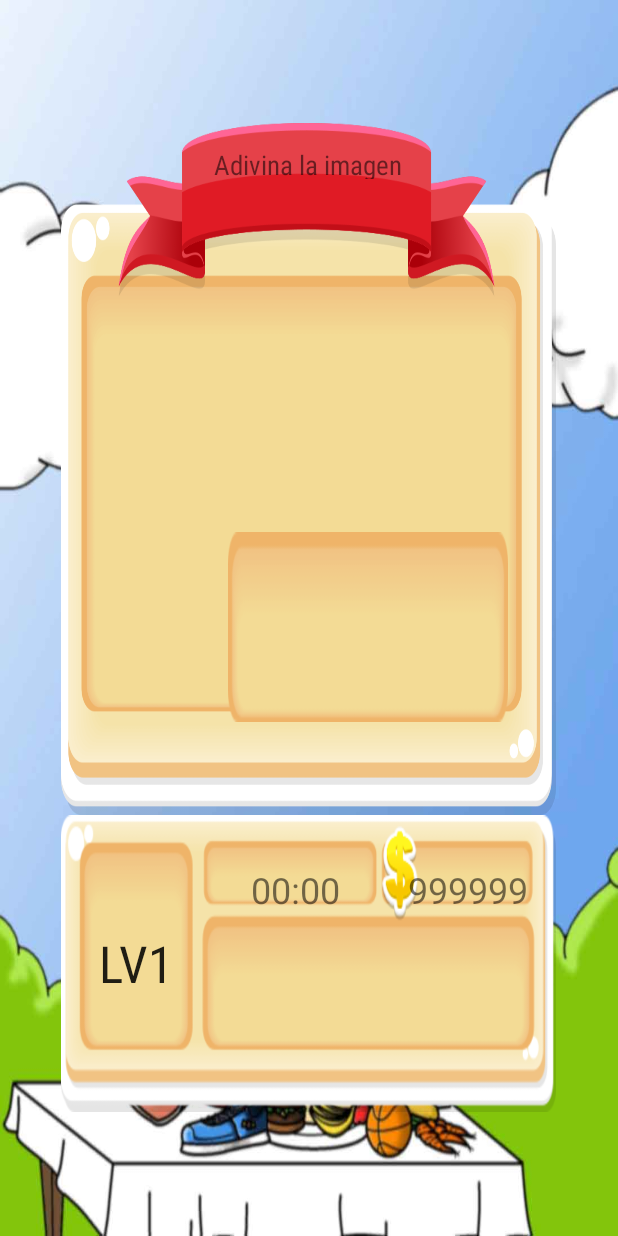
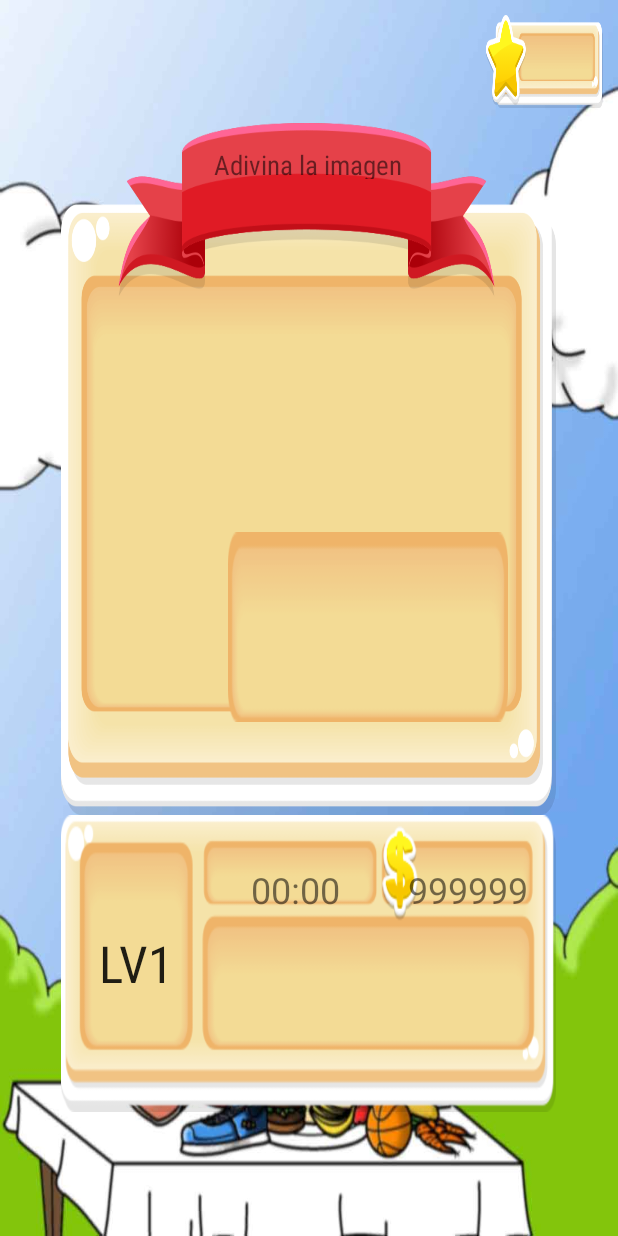
Before and after one commit to AlbertoC92/Mens-Fervida-Project, an Android app: the layout layout_pregunta_imagen1.xml on its own in the app's theme, with its tools: preview values and no code run, on a phone screen of 412 x 824 dp. Run offline under Robolectric (Android 15) with nearby library versions, the phone set to English and light mode, and no system bars.

Commit message:
PreguntaImagenAngel

```diff
--- a/app/src/main/res/layout/layout_pregunta_imagen1.xml
+++ b/app/src/main/res/layout/layout_pregunta_imagen1.xml
@@ -5,10 +5,22 @@
     android:weightSum="10"
     android:background="@drawable/fondo_res">
 
-    <Space
+    <LinearLayout
+        android:orientation="horizontal"
         android:layout_width="match_parent"
-        android:layout_height="wrap_content"
-        android:layout_weight="1" />
+        android:layout_height="0dp"
+        android:layout_weight="1"
+        android:weightSum="10"
+        android:gravity="right">
+
+        <LinearLayout
+            android:orientation="horizontal"
+            android:layout_width="0dp"
+            android:layout_height="match_parent"
+            android:layout_weight="2"
+            android:background="@drawable/panel_estrellas"
+            android:layout_margin="10dp"></LinearLayout>
+    </LinearLayout>
 
     <LinearLayout
         android:orientation="horizontal"
```
Also changed, not shown: app/src/main/res/drawable-normal/panel_estrellas.png (added).
